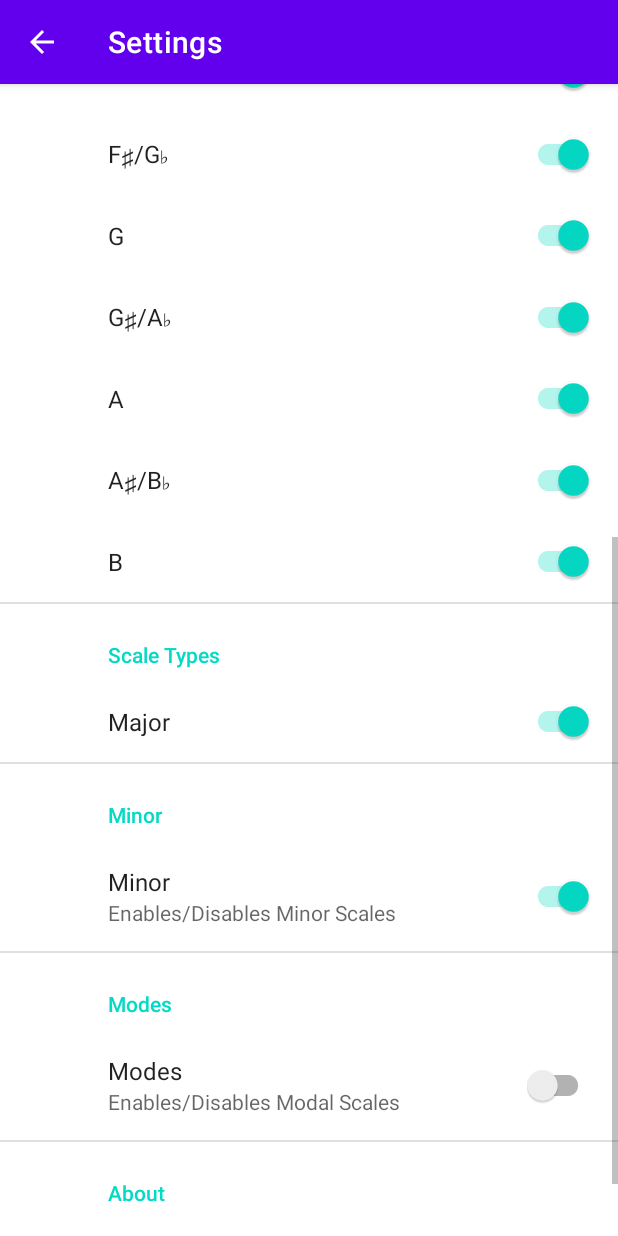
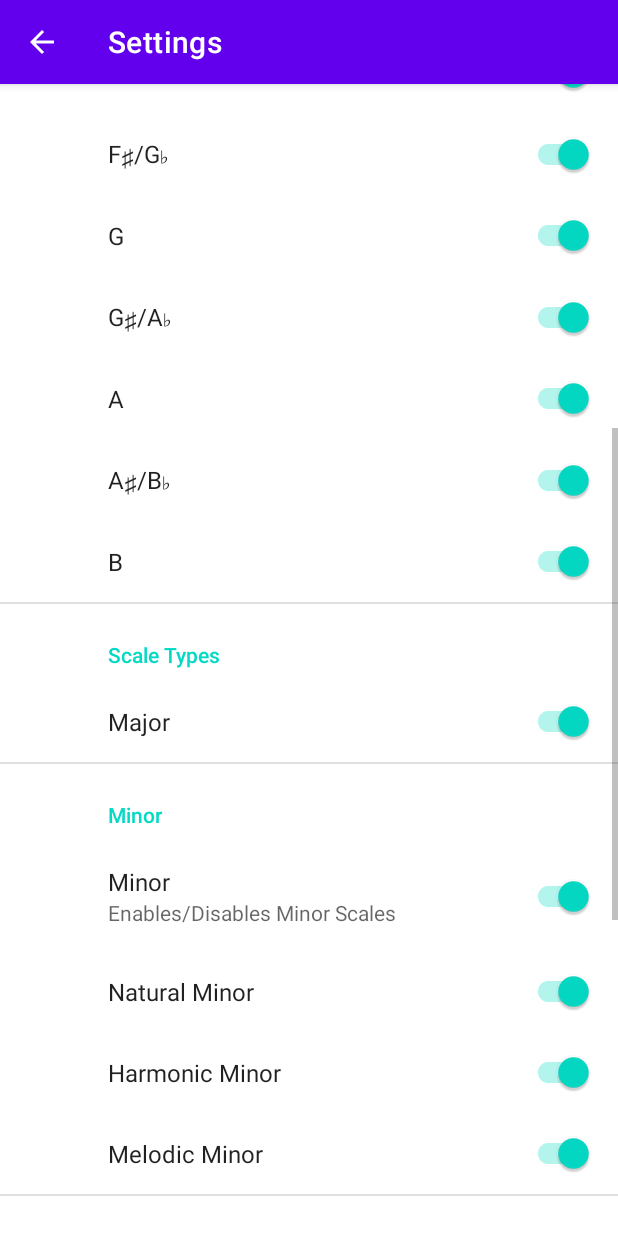
Before and after one commit to goose-in-ranch/Scale-Picker, an Android app: the SettingsActivity screen opened directly, with no data from a screen before it, scrolled down 537 dp, on a phone screen of 412 x 824 dp. Run offline under Robolectric (Android 15) with nearby library versions, the phone set to English and light mode, and no system bars; our stand-ins replace androidx.preference.

Commit message:
Reverted ALL changes. Changes that were meant to be made ONLY in the branch, somehow found their way onto the master branch. Manually reverted all changes.

```diff
--- a/app/src/main/res/xml/root_preferences.xml
+++ b/app/src/main/res/xml/root_preferences.xml
@@ -126,21 +126,18 @@
             <SwitchPreferenceCompat
                 app:defaultValue="true"
                 app:dependency="minor"
-                app:isPreferenceVisible="false"
                 app:key="minor_natural"
                 app:title="Natural Minor"></SwitchPreferenceCompat>
 
             <SwitchPreferenceCompat
                 app:defaultValue="true"
                 app:dependency="minor"
-                app:isPreferenceVisible="false"
                 app:key="minor_harmonic"
                 app:title="Harmonic Minor"></SwitchPreferenceCompat>
 
             <SwitchPreferenceCompat
                 app:defaultValue="true"
                 app:dependency="minor"
-                app:isPreferenceVisible="false"
                 app:key="minor_melodic"
                 app:title="Melodic Minor"></SwitchPreferenceCompat>
 
@@ -158,35 +155,30 @@
             <SwitchPreferenceCompat
                 app:defaultValue="true"
                 app:dependency="modes"
-                app:isPreferenceVisible="false"
                 app:key="modes_dorian"
                 app:title="Dorian"></SwitchPreferenceCompat>
 
             <SwitchPreferenceCompat
                 app:defaultValue="true"
                 app:dependency="modes"
-                app:isPreferenceVisible="false"
                 app:key="modes_phrygian"
                 app:title="Phrygian"></SwitchPreferenceCompat>
 
             <SwitchPreferenceCompat
                 app:defaultValue="true"
                 app:dependency="modes"
-                app:isPreferenceVisible="false"
                 app:key="modes_lydian"
                 app:title="Lydian"></SwitchPreferenceCompat>
 
             <SwitchPreferenceCompat
                 app:defaultValue="true"
                 app:dependency="modes"
-                app:isPreferenceVisible="false"
                 app:key="modes_mixolydian"
                 app:title="Mixolydian"></SwitchPreferenceCompat>
 
             <SwitchPreferenceCompat
                 app:defaultValue="false"
                 app:dependency="modes"
-                app:isPreferenceVisible="false"
                 app:key="modes_locrian"
                 app:title="Locrian"></SwitchPreferenceCompat>
 
```
